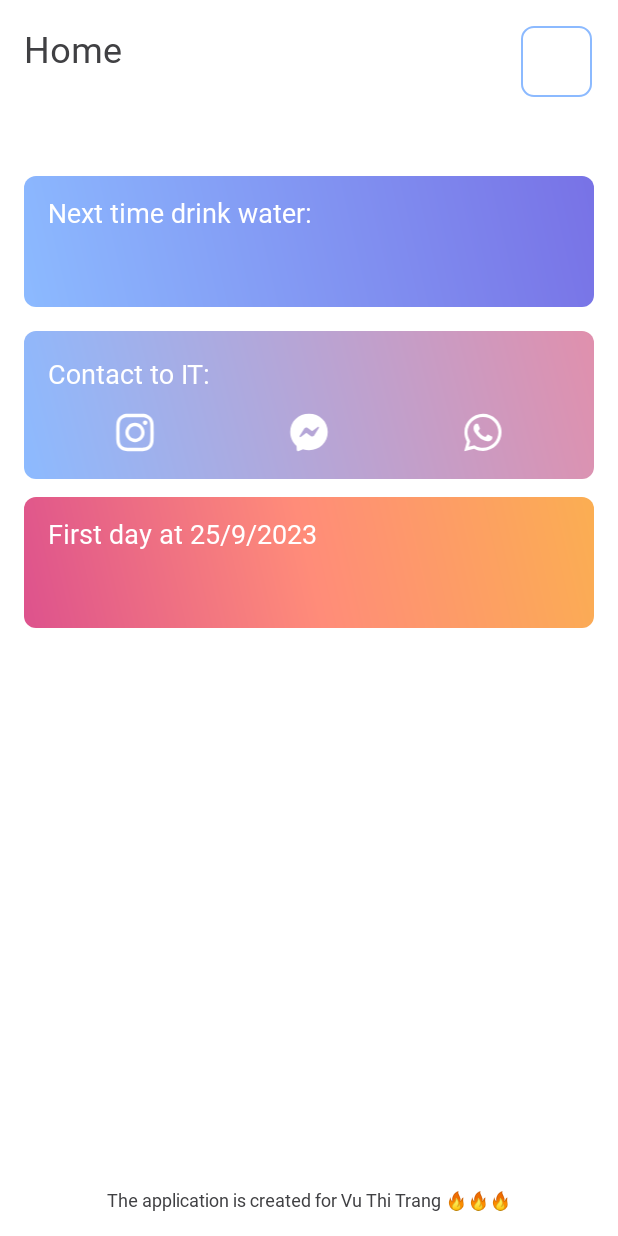
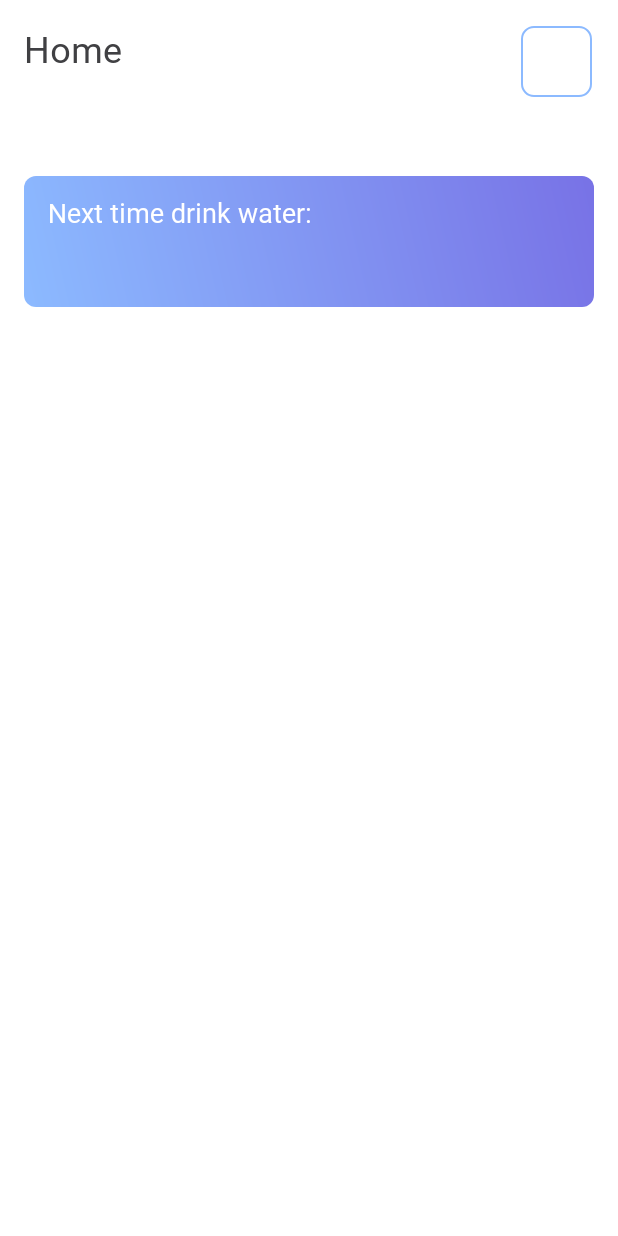
Before and after one commit to tienlsd123/android_remind_drink_water, an Android app: the layout fragment_home.xml on its own in the app's theme, with its tools: preview values and no code run, on a phone screen of 412 x 824 dp. Run offline under Robolectric (Android 15) with nearby library versions, the phone set to English and light mode, and no system bars.

Commit message:
update ver 1.1

```diff
--- a/app/build.gradle.kts
+++ b/app/build.gradle.kts
@@ -14,8 +14,8 @@ android {
         applicationId = "com.bxt.reminddrinkwater"
         minSdk = 24
         targetSdk = 34
-        versionCode = 1
-        versionName = "1.0"
+        versionCode = 2
+        versionName = "1.1"
 
         testInstrumentationRunner = "androidx.test.runner.AndroidJUnitRunner"
     }
--- a/app/src/main/res/layout/fragment_home.xml
+++ b/app/src/main/res/layout/fragment_home.xml
@@ -82,98 +82,6 @@
                 android:fontFamily="@font/roboto_medium"/>
         </LinearLayout>
 
-        <LinearLayout
-            android:id="@+id/cardContact"
-            android:layout_width="match_parent"
-            android:layout_height="wrap_content"
-            app:layout_constraintTop_toBottomOf="@id/cardNextTime"
-            app:layout_constraintStart_toStartOf="parent"
-            android:orientation="vertical"
-            android:layout_marginTop="16dp"
-            android:gravity="center_vertical"
-            android:padding="16dp"
-            android:background="@drawable/bg_card_gradient_2"
-            android:layout_marginHorizontal="16dp"
-            app:cardCornerRadius="@dimen/corner_card">
-
-            <androidx.appcompat.widget.AppCompatTextView
-                android:layout_width="wrap_content"
-                android:layout_height="wrap_content"
-                android:textColor="@color/white"
-                android:textSize="18sp"
-                android:text="@string/contact_to_it"/>
-
-            <LinearLayout
-                android:layout_width="match_parent"
-                android:layout_height="wrap_content"
-                android:layout_marginTop="12dp"
-                android:orientation="horizontal">
-
-                <androidx.appcompat.widget.AppCompatImageView
-                    android:layout_width="0dp"
-                    app:srcCompat="@drawable/icon_logo_insta"
-                    android:id="@+id/btnInstagram"
-                    android:layout_height="30dp"
-                    android:layout_weight="1"/>
-
-                <androidx.appcompat.widget.AppCompatImageView
-                    android:layout_width="0dp"
-                    app:srcCompat="@drawable/ic_logo_mess"
-                    android:id="@+id/btnMess"
-                    android:layout_height="30dp"
-                    android:layout_weight="1"/>
-
-                <androidx.appcompat.widget.AppCompatImageView
-                    android:layout_width="0dp"
-                    app:srcCompat="@drawable/ic_call"
-                    android:id="@+id/btnCall"
-                    android:layout_height="30dp"
-                    android:layout_weight="1"/>
-            </LinearLayout>
-        </LinearLayout>
-
-        <LinearLayout
-            android:id="@+id/cardSinceDays"
-            android:layout_width="match_parent"
-            android:layout_height="wrap_content"
-            app:layout_constraintTop_toBottomOf="@id/cardContact"
-            app:layout_constraintStart_toStartOf="parent"
-            android:orientation="vertical"
-            android:layout_marginTop="12dp"
-            android:gravity="center_vertical"
-            android:paddingVertical="12dp"
-            android:paddingHorizontal="16dp"
-            android:background="@drawable/bg_card_gradient_3"
-            android:layout_marginHorizontal="16dp"
-            app:cardCornerRadius="@dimen/corner_card">
-
-            <androidx.appcompat.widget.AppCompatTextView
-                android:layout_width="wrap_content"
-                android:layout_height="wrap_content"
-                android:textColor="@color/white"
-                android:textSize="18sp"
-                android:text="@string/first_day_at_25_9_2023"/>
-
-            <androidx.appcompat.widget.AppCompatTextView
-                android:id="@+id/tvSinceDays"
-                android:layout_width="wrap_content"
-                android:layout_height="wrap_content"
-                android:textColor="@color/white"
-                android:layout_marginTop="6dp"
-                android:textSize="24sp"
-                android:fontFamily="@font/roboto_medium"/>
-        </LinearLayout>
-
-        <androidx.appcompat.widget.AppCompatTextView
-            android:layout_width="wrap_content"
-            android:layout_height="wrap_content"
-            app:layout_constraintStart_toStartOf="parent"
-            app:layout_constraintEnd_toEndOf="parent"
-            app:layout_constraintBottom_toBottomOf="parent"
-            android:layout_marginBottom="16dp"
-            android:text="@string/thanks"
-            android:textSize="12sp"/>
-
     </androidx.constraintlayout.widget.ConstraintLayout>
 
 </layout>
--- a/app/src/main/res/values/strings.xml
+++ b/app/src/main/res/values/strings.xml
@@ -5,7 +5,6 @@
     <string name="greeting_demo">Hi, %s 😊\nIt\'s almost time to go for a drink</string>
     <string name="next_time_drink_water">Next time drink water:</string>
     <string name="contact_to_it">Contact to IT:</string>
-    <string name="thanks">The application is created for Vu Thi Trang 🔥🔥🔥</string>
     <string name="first_day_at_25_9_2023">First day at 25/9/2023</string>
 
 </resources>
```
Also changed, not shown: app/src/main/java/com/bxt/reminddrinkwater/di/DatabaseModule.kt (+10 -0 lines), app/src/main/java/com/bxt/reminddrinkwater/ui/home/CountDownTimeUseCase.kt (+2 -5 lines), app/src/main/java/com/bxt/reminddrinkwater/ui/home/HomeFragment.kt (+57 -43 lines), app/src/main/java/com/bxt/reminddrinkwater/ui/home/HomeViewModel.kt (+18 -4 lines), app/src/main/java/com/bxt/reminddrinkwater/ui/splash/RoutingActivity.kt (+3 -7 lines), app/src/main/java/com/bxt/reminddrinkwater/util/Constants.kt (+7 -0 lines), app/src/main/java/com/bxt/reminddrinkwater/util/TimeUtil.kt (added, +9 -0 lines), app/src/main/java/com/bxt/reminddrinkwater/worker/RemindDrinkWaterWorker.kt (+9 -2 lines).
